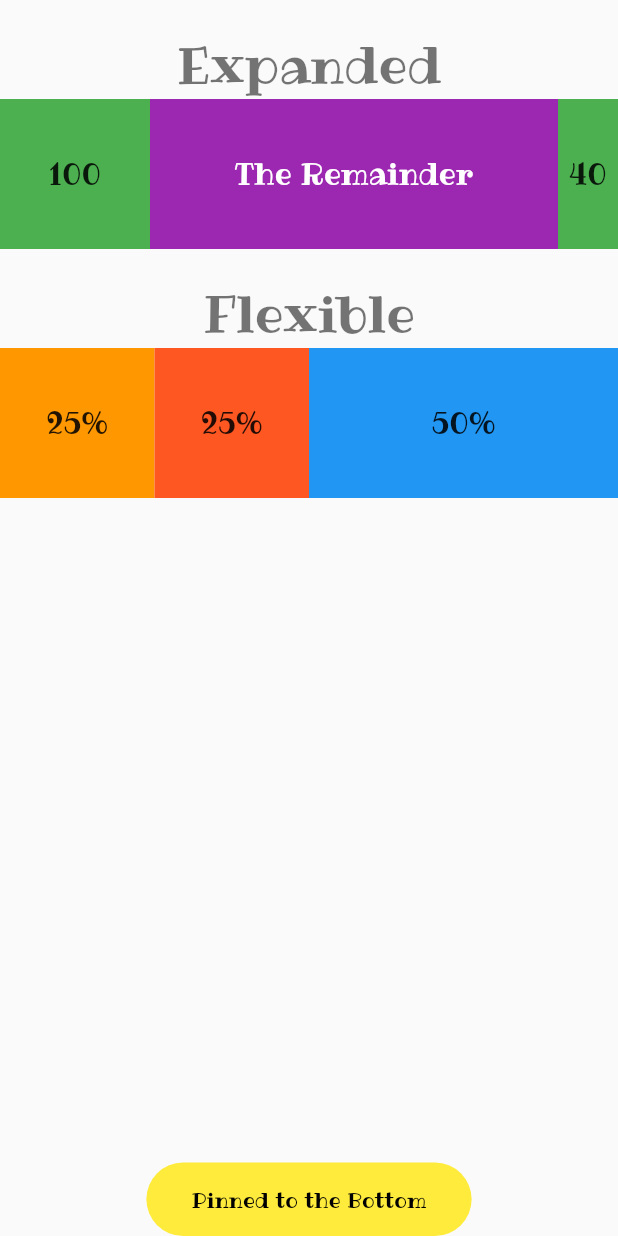
After one commit to Khuslee2134/flutter_summer_course_tornado, a Flutter app: the FlexScreen screen opened directly, on a phone screen of 412 x 824 dp. The commit adds this screen. Run offline on Flutter 3.47's test engine with Material 2 defaults, Android fonts, the phone set to English and light mode, and no system bars; missing offline and left inert: dart:ffi.

Commit message:
add day 15 flexible

```diff
--- /dev/null
+++ b/day_15_flutter/lib/flex_screen.dart
@@ -0,0 +1,93 @@
+import 'package:flutter/material.dart';
+import 'package:day_15_flutter/labeled_container.dart';
+
+class FlexScreen extends StatelessWidget {
+  const FlexScreen({Key? key}) : super(key: key);
+
+  @override
+  Widget build(BuildContext context) {
+    return Scaffold(
+      body: Column(
+        children: [
+          ..._header(context, 'Expanded'),
+          _buildExpanded(context),
+          ..._header(context, 'Flexible'),
+          _buildFlexible(context),
+          Expanded(child: Container()),
+          _buildFooter(context),
+        ],
+      ),
+    );
+  }
+
+  Iterable<Widget> _header(BuildContext context, String text) {
+    return [
+      SizedBox(
+        height: 20,
+      ),
+      Text(
+        text,
+        style: Theme.of(context).textTheme.headlineMedium,
+      ),
+    ];
+  }
+
+  Widget _buildExpanded(BuildContext context) {
+    return SizedBox(
+      height: 100,
+      child: Row(
+        children: [
+          LabeledContainer(width: 100, color: Colors.green, text: '100'),
+          Expanded(
+            child: LabeledContainer(
+              color: Colors.purple,
+              text: 'The Remainder',
+              textColor: Colors.white,
+            ),
+          ),
+          LabeledContainer(width: 40, color: Colors.green, text: '40'),
+        ],
+      ),
+    );
+  }
+
+  Widget _buildFlexible(BuildContext context) {
+    return SizedBox(
+      height: 100,
+      child: Row(
+        children: [
+          Flexible(
+            flex: 1,
+            child: LabeledContainer(color: Colors.orange, text: '25%'),
+          ),
+          Flexible(
+            flex: 1,
+              child: LabeledContainer(color: Colors.deepOrange, text: '25%'),
+          ),
+          Flexible(
+            flex: 2,
+              child: LabeledContainer(color: Colors.blue, text: '50%'),
+          )
+        ],
+      ),
+    );
+  }
+  Widget _buildFooter(BuildContext context){
+    return Center(
+      child: Container(
+        decoration: BoxDecoration(
+          color: Colors.yellow,
+          borderRadius: BorderRadius.circular(40),
+
+        ),
+        child: Padding(
+          padding: EdgeInsets.symmetric(vertical: 15, horizontal: 30),
+          child: Text(
+            'Pinned to the Bottom',
+            style: Theme.of(context).textTheme.titleSmall,
+          ),
+        ),
+      ),
+    );
+  }
+}
--- /dev/null
+++ b/day_15_flutter/lib/labeled_container.dart
@@ -0,0 +1,33 @@
+import 'package:flutter/material.dart';
+
+class LabeledContainer extends StatelessWidget {
+  double? width;
+  double? height;
+  final Color color;
+  final String text;
+  Color? textColor;
+  LabeledContainer(
+      {Key? key,
+      this.width,
+      this.height = double.infinity,
+      required this.color,
+      required this.text,
+      this.textColor})
+      : super(key: key);
+
+  @override
+  Widget build(BuildContext context) {
+    return Container(
+      width: width,
+      height: height,
+      color: color,
+      child: Center(
+        child: Text(text,
+            style: TextStyle(
+              color: textColor,
+              fontSize: 20,
+            )),
+      ),
+    );
+  }
+}
--- /dev/null
+++ b/day_15_flutter/lib/main.dart
@@ -0,0 +1,6 @@
+import 'package:day_15_flutter/flex_screen.dart';
+import 'package:flutter/material.dart';
+
+void main() {
+  runApp(MaterialApp(home: FlexScreen()));
+}
```
Also changed, not shown: day_15_flutter/analysis_options.yaml (added, +29 -0 lines), day_15_flutter/pubspec.yaml (added, +90 -0 lines), wordfind_app/lib/player_name.dart (added, +31 -0 lines), wordfind_app/lib/welcome_page.dart (+30 -12 lines), day_15_flutter/lib/dart_lesson_day15.dart (added), 124 other files.
